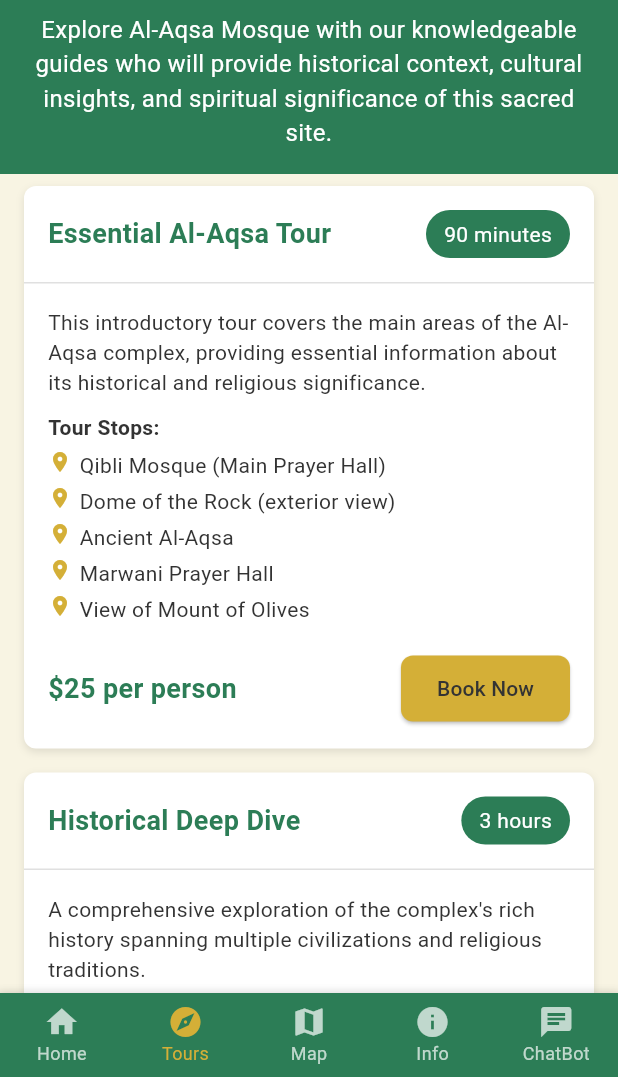
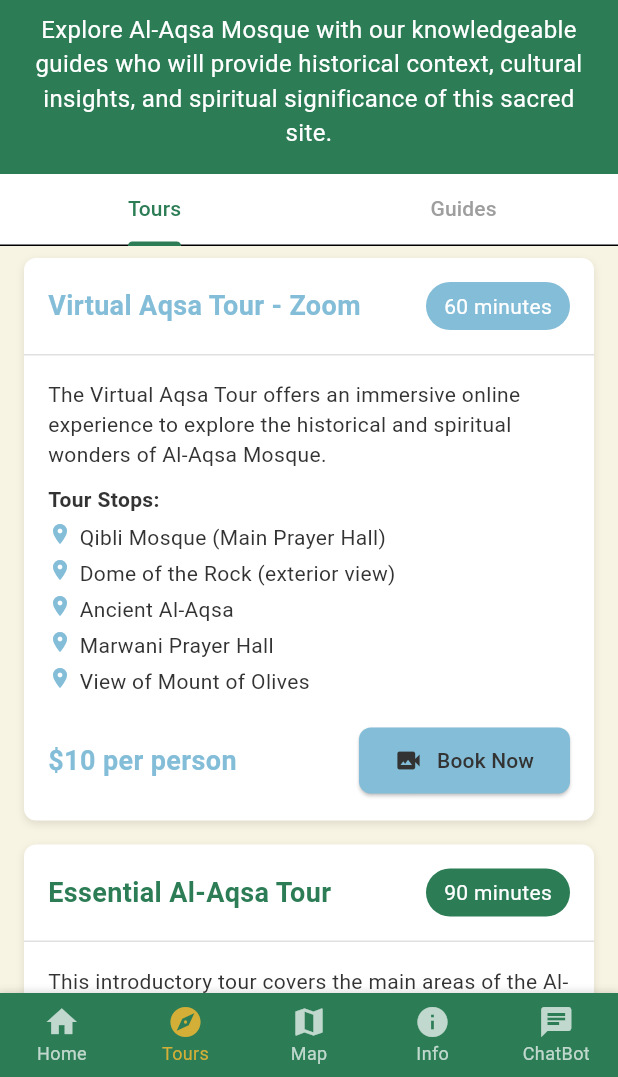
Before and after one commit to othman98shawgan/Al-Aqsa-guide, a Flutter app: the screen it shows after launch, item 2 of the bottom bar chosen, on a phone screen of 412 x 824 dp, the part 159-1236 px from its top. Run offline on Flutter 3.47's test engine with Material 3 defaults, Android fonts, the phone set to English and light mode, and no system bars; our stand-ins replace flutter_dotenv, font_awesome_flutter; missing offline and left inert: booking_calendar; Roboto replaces fonts that are missing (Segoe UI).

Commit message:
GuideTourScreen

```diff
--- a/lib/main.dart
+++ b/lib/main.dart
@@ -1,5 +1,6 @@
 // main.dart
 import 'package:alaqsa_visitor_guide/screens/chatbot_screen.dart';
+import 'package:alaqsa_visitor_guide/screens/tours_guides_screen.dart';
 import 'package:flutter_dotenv/flutter_dotenv.dart';
 import 'package:alaqsa_visitor_guide/screens/map_screen.dart';
 import 'package:flutter/material.dart';
@@ -9,8 +10,11 @@
 import 'screens/highlights_screen.dart';
 import 'screens/info_screen.dart';
 import 'screens/settings_screen.dart';
+import 'package:intl/intl.dart';
+import 'package:intl/date_symbol_data_local.dart';
 
 void main() async {
+  await initializeDateFormatting('en', null); // או 'en', תלוי בשפה
   WidgetsFlutterBinding.ensureInitialized();
 
   // Set preferred orientations for better mobile experience
@@ -87,7 +91,7 @@
 
   final List<Widget> _screens = [
     HomeScreen(),
-    ToursScreen(),
+    ToursGuidesScreen(),
     MapScreen(),
     InfoScreen(),
     // SettingsScreen(),
@@ -153,10 +157,12 @@
           child: BottomNavigationBar(
             type: BottomNavigationBarType.fixed,
             selectedItemColor: Theme.of(context).colorScheme.secondary,
-            unselectedItemColor: Colors.white.withOpacity(0.7), // Better contrast
+            unselectedItemColor:
+                Colors.white.withOpacity(0.7), // Better contrast
             backgroundColor: Theme.of(context).primaryColor,
             currentIndex: _selectedIndex,
-            selectedFontSize: 12, // Smaller font for better layout on small screens
+            selectedFontSize:
+                12, // Smaller font for better layout on small screens
             unselectedFontSize: 12,
             iconSize: 24, // Consistent icon size
             elevation: 8, // Add elevation for depth
--- /dev/null
+++ b/lib/models/guide.dart
@@ -0,0 +1,16 @@
+// models/guide.dart
+class Guide {
+  final String name;
+  final String bio;
+  final List<String> languages;
+  final List<String> specialties;
+  final double rating; // ⭐️ New rating field
+
+  Guide({
+    required this.name,
+    required this.bio,
+    required this.languages,
+    required this.specialties,
+    required this.rating,
+  });
+}
--- /dev/null
+++ b/lib/screens/tours_guides_screen.dart
@@ -0,0 +1,104 @@
+import 'package:flutter/material.dart';
+import 'package:alaqsa_visitor_guide/screens/guides_screen.dart';
+import 'package:alaqsa_visitor_guide/screens/tours_screen.dart';
+
+class ToursGuidesScreen extends StatefulWidget {
+  const ToursGuidesScreen({super.key});
+
+  @override
+  State<ToursGuidesScreen> createState() => _ToursGuidesScreenState();
+}
+
+class _ToursGuidesScreenState extends State<ToursGuidesScreen> {
+  @override
+  Widget build(BuildContext context) {
+    return DefaultTabController(
+      length: 2,
+      child: Scaffold(
+        body: NestedScrollView(
+          headerSliverBuilder: (context, innerBoxIsScrolled) {
+            return [
+              // This is the scrollable header
+              SliverToBoxAdapter(
+                child: Container(
+                  padding: EdgeInsets.all(16),
+                  color: Theme.of(context).primaryColor,
+                  width: double.infinity,
+                  child: Column(
+                    crossAxisAlignment: CrossAxisAlignment.center,
+                    children: [
+                      Text(
+                        'Guided Tours',
+                        style: TextStyle(
+                          fontSize: 24,
+                          fontWeight: FontWeight.bold,
+                          color: Colors.white,
+                        ),
+                      ),
+                      SizedBox(height: 8),
+                      Text(
+                        'Explore Al-Aqsa Mosque with our knowledgeable guides who will provide historical context, cultural insights, and spiritual significance of this sacred site.',
+                        textAlign: TextAlign.center,
+                        style: TextStyle(
+                          fontSize: 16,
+                          color: Colors.white,
+                        ),
+                      ),
+                    ],
+                  ),
+                ),
+              ),
+              // This is the pinned tab bar
+              SliverPersistentHeader(
+                pinned: true,
+                delegate: _TabBarDelegate(
+                  TabBar(
+                    labelColor: Theme.of(context).primaryColor,
+                    unselectedLabelColor: Colors.grey,
+                    indicatorColor: Theme.of(context).primaryColor,
+                    tabs: [
+                      Tab(text: "Tours"),
+                      Tab(text: "Guides"),
+                    ],
+                  ),
+                ),
+              ),
+            ];
+          },
+          body: TabBarView(
+            children: [
+              ToursScreen(),
+              GuidesScreen(),
+            ],
+          ),
+        ),
+      ),
+    );
+  }
+}
+
+// Helper class to make the TabBar sticky
+class _TabBarDelegate extends SliverPersistentHeaderDelegate {
+  final TabBar _tabBar;
+
+  _TabBarDelegate(this._tabBar);
+
+  @override
+  Widget build(
+      BuildContext context, double shrinkOffset, bool overlapsContent) {
+    return Container(
+      color: Colors.white, // TabBar background color
+      child: _tabBar,
+    );
+  }
+
+  @override
+  double get maxExtent => _tabBar.preferredSize.height;
+
+  @override
+  double get minExtent => _tabBar.preferredSize.height;
+
+  @override
+  bool shouldRebuild(covariant SliverPersistentHeaderDelegate oldDelegate) =>
+      false;
+}
--- a/lib/screens/tours_screen.dart
+++ b/lib/screens/tours_screen.dart
@@ -5,6 +5,20 @@
 
 class ToursScreen extends StatelessWidget {
   final List<Tour> tours = [
+    Tour(
+      title: 'Virtual Aqsa Tour - Zoom',
+      duration: '60 minutes',
+      description:
+          'The Virtual Aqsa Tour offers an immersive online experience to explore the historical and spiritual wonders of Al-Aqsa Mosque.',
+      stops: [
+        'Qibli Mosque (Main Prayer Hall)',
+        'Dome of the Rock (exterior view)',
+        'Ancient Al-Aqsa',
+        'Marwani Prayer Hall',
+        'View of Mount of Olives'
+      ],
+      price: '\$10 per person',
+    ),
     Tour(
       title: 'Essential Al-Aqsa Tour',
       duration: '90 minutes',
@@ -34,34 +48,6 @@
       ],
       price: '\$40 per person',
     ),
-    Tour(
-      title: 'Architectural Wonders Tour',
-      duration: '2 hours',
-      description:
-          'Focus on the stunning Islamic architecture throughout the complex, with detailed explanations of construction techniques, decorative elements, and architectural significance.',
-      stops: [
-        'Dome of the Rock (detailed exterior analysis)',
-        'Qibli Mosque architecture',
-        'Historic fountains and ablution areas',
-        'Minarets and arches',
-        'Geometric patterns and calligraphy'
-      ],
-      price: '\$35 per person',
-    ),
-    Tour(
-      title: 'Sunset Spiritual Experience',
-      duration: '2 hours',
-      description:
-          'Experience the tranquility of Al-Aqsa during the golden hour with emphasis on the spiritual significance and peaceful contemplation.',
-      stops: [
-        'Quiet corners for reflection',
-        'Prayer areas',
-        'Spiritual history',
-        'Panoramic views at sunset',
-        'Stories of prophets and saints'
-      ],
-      price: '\$30 per person',
-    ),
   ];
 
   @override
@@ -69,38 +55,16 @@
     return SingleChildScrollView(
       child: Column(
         children: [
-          Container(
-            padding: EdgeInsets.all(16),
-            color: Theme.of(context).primaryColor,
-            width: double.infinity,
-            child: Column(
-              children: [
-                Text(
-                  'Guided Tours',
-                  style: TextStyle(
-                    fontSize: 24,
-                    fontWeight: FontWeight.bold,
-                    color: Colors.white,
-                  ),
-                ),
-                SizedBox(height: 8),
-                Text(
-                  'Explore Al-Aqsa Mosque with our knowledgeable guides who will provide historical context, cultural insights, and spiritual significance of this sacred site.',
-                  textAlign: TextAlign.center,
-                  style: TextStyle(
-                    fontSize: 16,
-                    color: Colors.white,
-                  ),
-                ),
-              ],
-            ),
+          TourCard(
+            tour: tours[0],
+            virtual: true,
           ),
           ListView.builder(
             shrinkWrap: true,
             physics: NeverScrollableScrollPhysics(),
-            itemCount: tours.length,
+            itemCount: tours.length - 1,
             itemBuilder: (context, index) {
-              return TourCard(tour: tours[index]);
+              return TourCard(tour: tours[index + 1], virtual: false);
             },
           ),
         ],
--- a/lib/widgets/tour_card.dart
+++ b/lib/widgets/tour_card.dart
@@ -1,11 +1,14 @@
 // widgets/tour_card.dart
 import 'package:flutter/material.dart';
 import '../models/tour.dart';
+import 'package:booking_calendar/booking_calendar.dart';
+import '../models/booking_calendar.dart';
 
 class TourCard extends StatelessWidget {
   final Tour tour;
+  final bool virtual;
 
-  TourCard({required this.tour});
+  TourCard({required this.tour, required this.virtual});
 
   @override
   Widget build(BuildContext context) {
@@ -44,14 +47,18 @@
                     style: TextStyle(
                       fontSize: 18,
                       fontWeight: FontWeight.bold,
-                      color: Theme.of(context).primaryColor,
+                      color: virtual
+                          ? const Color.fromARGB(255, 131, 189, 216)
+                          : Theme.of(context).primaryColor,
                     ),
                   ),
                 ),
                 Container(
                   padding: EdgeInsets.symmetric(horizontal: 12, vertical: 6),
                   decoration: BoxDecoration(
-                    color: Theme.of(context).primaryColor,
+                    color: virtual
+                        ? const Color.fromARGB(255, 131, 189, 216)
+                        : Theme.of(context).primaryColor,
                     borderRadius: BorderRadius.circular(20),
                   ),
                   child: Text(
@@ -85,7 +92,13 @@
                           child: Row(
                             crossAxisAlignment: CrossAxisAlignment.start,
                             children: [
-                              Icon(Icons.place, size: 16, color: Theme.of(context).colorScheme.secondary),
+                              Icon(Icons.place,
+                                  size: 16,
+                                  color: virtual
+                                      ? const Color.fromARGB(255, 131, 189, 216)
+                                      : Theme.of(context)
+                                          .colorScheme
+                                          .secondary),
                               SizedBox(width: 5),
                               Expanded(child: Text(stop)),
                             ],
@@ -101,16 +114,37 @@
                       style: TextStyle(
                         fontSize: 18,
                         fontWeight: FontWeight.bold,
-                        color: Theme.of(context).primaryColor,
+                        color: virtual
+                            ? const Color.fromARGB(255, 131, 189, 216)
+                            : Theme.of(context).primaryColor,
                       ),
                     ),
                     ElevatedButton(
-                      onPressed: () {},
+                      onPressed: () {
+                        Navigator.push(
+                            context,
+                            MaterialPageRoute(
+                                builder: (context) =>
+                                    BookingCalendarDemoApp(virtual: virtual)));
+                      },
                       style: ElevatedButton.styleFrom(
-                        backgroundColor: Theme.of(context).colorScheme.secondary,
-                        foregroundColor: Theme.of(context).textTheme.bodyLarge!.color,
+                        backgroundColor: virtual
+                            ? const Color.fromARGB(255, 131, 189, 216)
+                            : Theme.of(context).colorScheme.secondary,
+                        foregroundColor:
+                            Theme.of(context).textTheme.bodyLarge!.color,
                       ),
-                      child: Text('Book Now'),
+                      child: virtual
+                          ? Row(
+                              children: [
+                                Icon(Icons.video_camera_back),
+                                SizedBox(
+                                  width: 10,
+                                ),
+                                Text('Book Now'),
+                              ],
+                            )
+                          : Text('Book Now'),
                     ),
                   ],
                 ),
--- a/pubspec.yaml
+++ b/pubspec.yaml
@@ -18,6 +18,9 @@
   flutter_svg: ^1.0.3  # For SVG support
   flutter_dotenv: ^5.1.0
   http: ^0.13.6
+  booking_calendar: ^1.1.10
+  font_awesome_flutter: ^10.7.0 # or latest version
+
 
 dev_dependencies:
   flutter_test:
```
Also changed, not shown: lib/models/booking_calendar.dart (added, +296 -0 lines), lib/screens/guides_screen.dart (added, +68 -0 lines), lib/widgets/guide_card.dart (added, +122 -0 lines), pubspec.lock.
